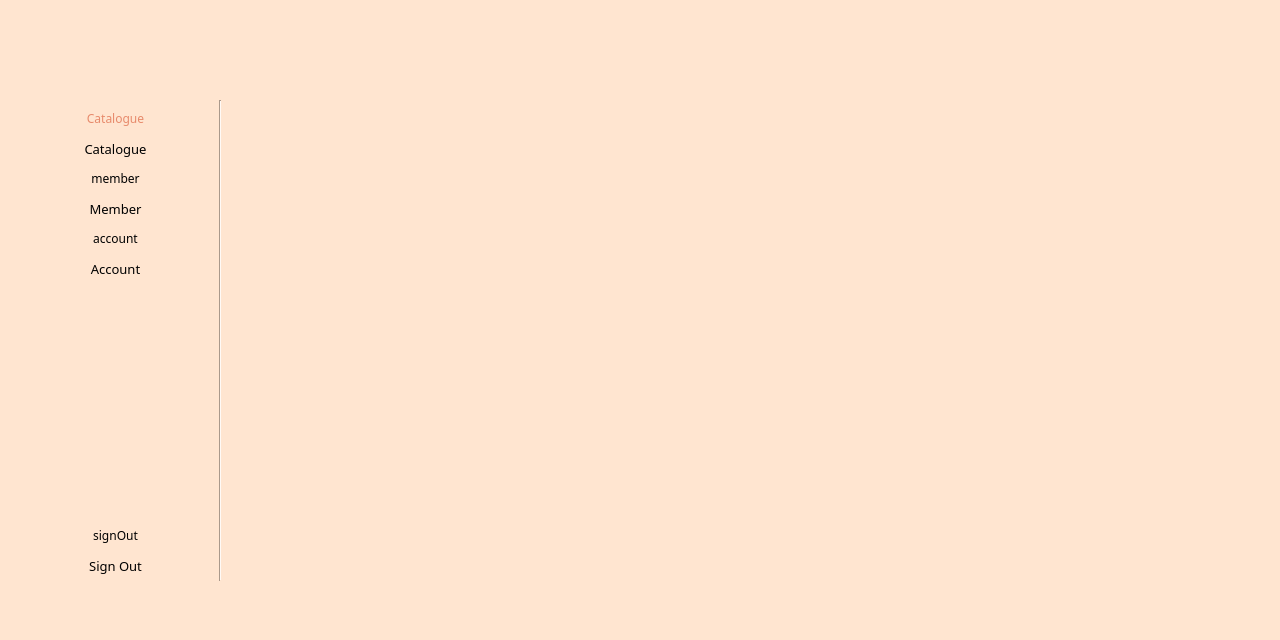
janelle-lr/CS106LibraryInformationSystem, file CS106LibraryInformationSystem/LibraryInformationSystem/admincatalogue.ui: the form before one commit.
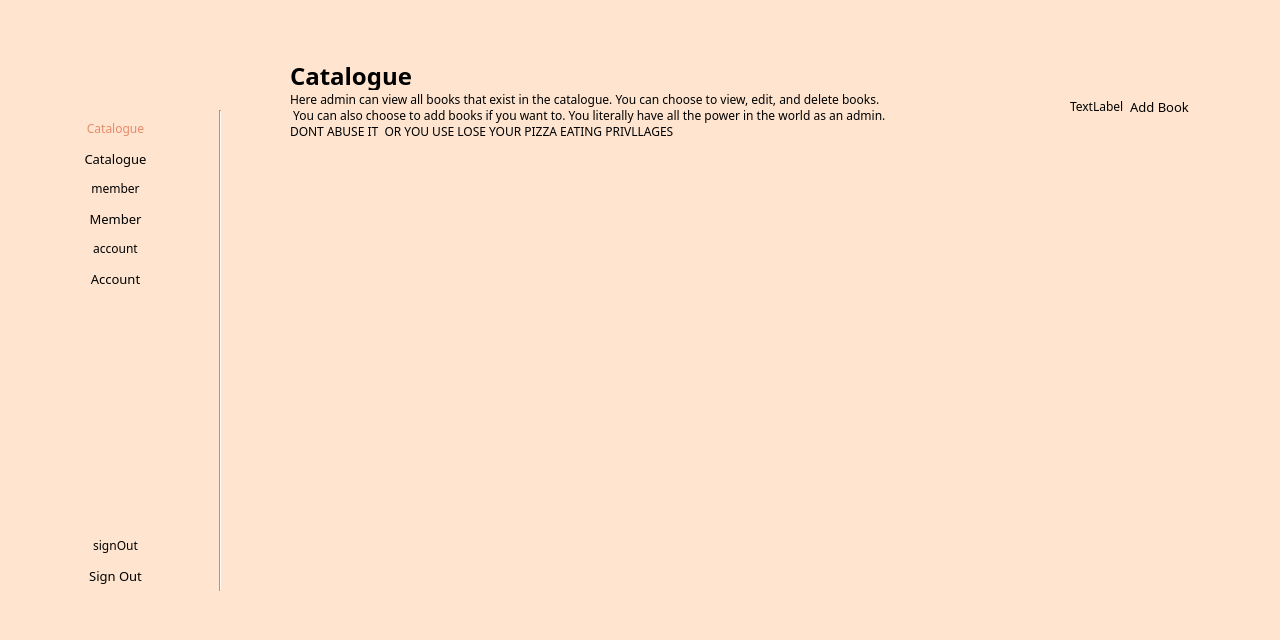
The form after the commit. Icons and pictures are not drawn.

Commit message: majority of Admin done

The edit to the form file:
```diff
--- a/CS106LibraryInformationSystem/LibraryInformationSystem/admincatalogue.ui
+++ b/CS106LibraryInformationSystem/LibraryInformationSystem/admincatalogue.ui
@@ -57,7 +57,7 @@
     <property name="geometry">
      <rect>
       <x>20</x>
-      <y>110</y>
+      <y>120</y>
       <width>191</width>
       <height>471</height>
      </rect>
@@ -195,7 +195,7 @@
     <property name="geometry">
      <rect>
       <x>10</x>
-      <y>10</y>
+      <y>20</y>
       <width>221</width>
       <height>71</height>
      </rect>
@@ -211,7 +211,7 @@
     <property name="geometry">
      <rect>
       <x>210</x>
-      <y>100</y>
+      <y>110</y>
       <width>21</width>
       <height>481</height>
      </rect>
@@ -229,9 +229,9 @@
     <property name="geometry">
      <rect>
       <x>230</x>
-      <y>10</y>
+      <y>140</y>
       <width>1051</width>
-      <height>591</height>
+      <height>461</height>
      </rect>
     </property>
     <property name="styleSheet">
@@ -249,7 +249,7 @@
        <x>0</x>
        <y>0</y>
        <width>1051</width>
-       <height>591</height>
+       <height>461</height>
       </rect>
      </property>
      <property name="styleSheet">
@@ -276,6 +276,95 @@
      </layout>
     </widget>
    </widget>
+   <widget class="QLabel" name="pageTitle">
+    <property name="geometry">
+     <rect>
+      <x>290</x>
+      <y>50</y>
+      <width>331</width>
+      <height>51</height>
+     </rect>
+    </property>
+    <property name="styleSheet">
+     <string notr="true">QLabel{
+	font-size: 24px;
+	font-weight: bold;
+}</string>
+    </property>
+    <property name="text">
+     <string>Catalogue</string>
+    </property>
+   </widget>
+   <widget class="QLabel" name="pageDesc">
+    <property name="geometry">
+     <rect>
+      <x>290</x>
+      <y>90</y>
+      <width>971</width>
+      <height>51</height>
+     </rect>
+    </property>
+    <property name="text">
+     <string>Here admin can view all books that exist in the catalogue. You can choose to view, edit, and delete books. 
+ You can also choose to add books if you want to. You literally have all the power in the world as an admin. 
+DONT ABUSE IT  OR YOU USE LOSE YOUR PIZZA EATING PRIVLLAGES</string>
+    </property>
+   </widget>
+   <widget class="QWidget" name="">
+    <property name="geometry">
+     <rect>
+      <x>1000</x>
+      <y>90</y>
+      <width>189</width>
+      <height>33</height>
+     </rect>
+    </property>
+    <layout class="QHBoxLayout" name="horizontalLayout_2">
+     <item>
+      <spacer name="horizontalSpacer">
+       <property name="orientation">
+        <enum>Qt::Horizontal</enum>
+       </property>
+       <property name="sizeHint" stdset="0">
+        <size>
+         <width>40</width>
+         <height>20</height>
+        </size>
+       </property>
+      </spacer>
+     </item>
+     <item>
+      <widget class="QLabel" name="addBookIcon">
+       <property name="styleSheet">
+        <string notr="true">QLabel{
+	background:rgba(0,0,0,0);
+}</string>
+       </property>
+       <property name="text">
+        <string>TextLabel</string>
+       </property>
+      </widget>
+     </item>
+     <item>
+      <widget class="QPushButton" name="addBookBtn">
+       <property name="styleSheet">
+        <string notr="true">QPushButton{
+	border-radius:15px;
+	font: 12px &quot;Montserrat&quot;;
+	background-color:rgba(0,0,0,0);
+}
+
+QPushButton:hover {
+	text-decoration: underline;
+}</string>
+       </property>
+       <property name="text">
+        <string>Add Book</string>
+       </property>
+      </widget>
+     </item>
+    </layout>
+   </widget>
   </widget>
   <widget class="QMenuBar" name="menubar">
    <property name="geometry">
```
Left out of the diff: 2 changed lines with no effect on the pictures. The commit also changes 36 other files.
